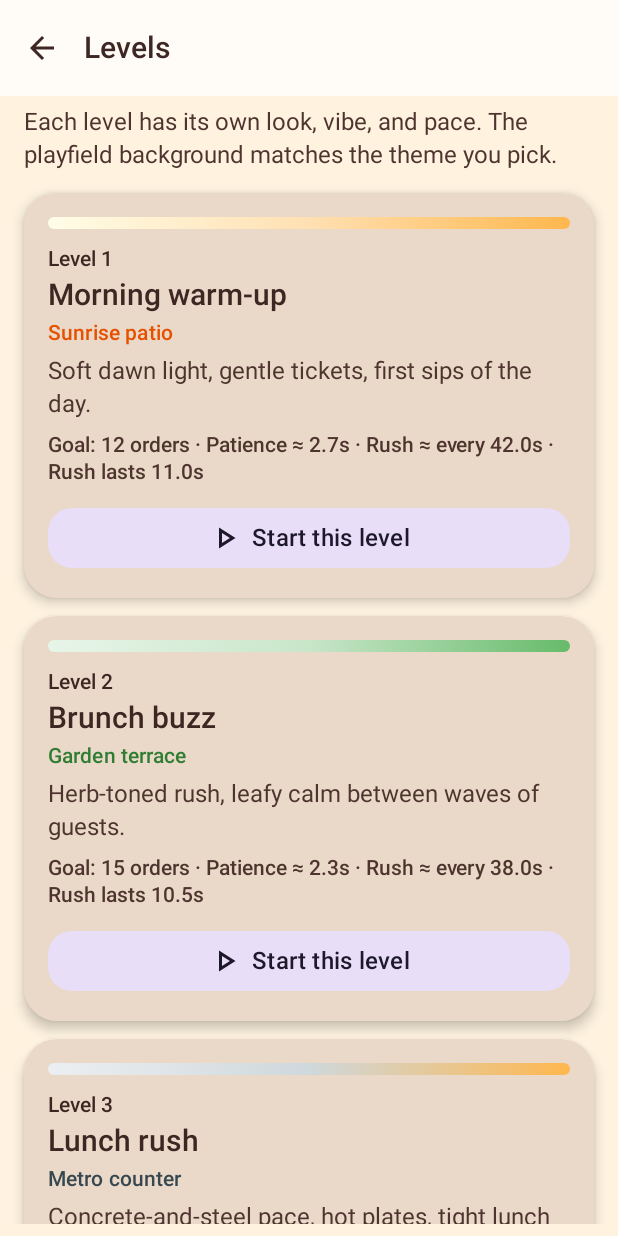
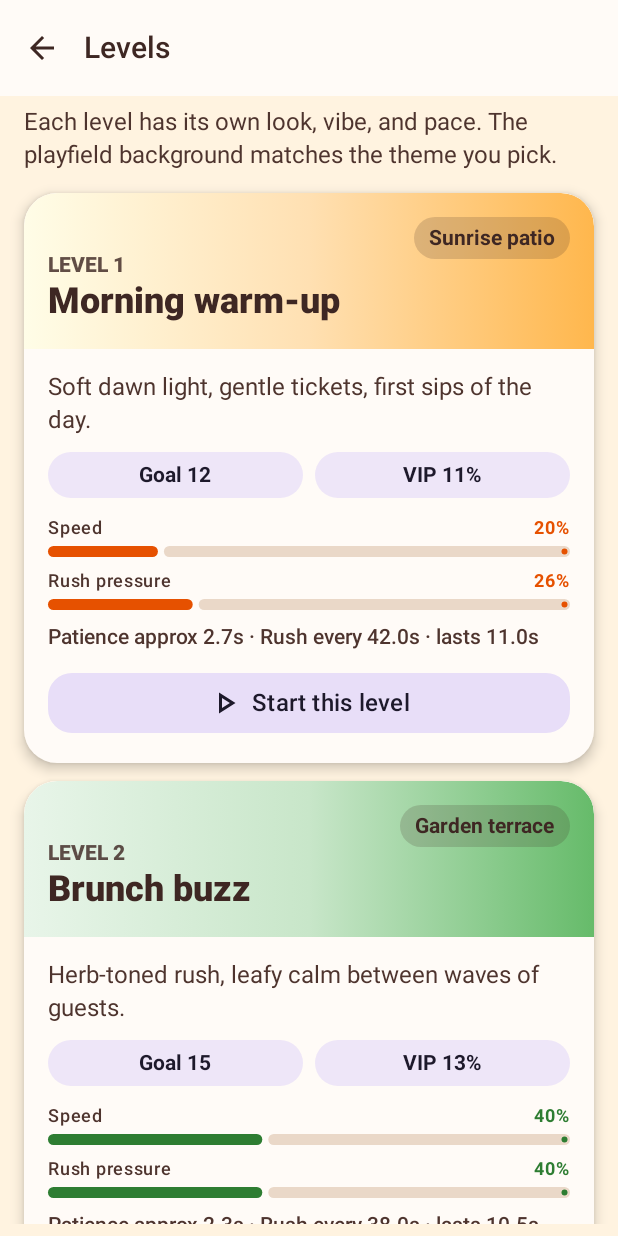
Before and after one commit to chalamalik18/TapCafeRush, an Android app built with Jetpack Compose: the LevelSelectScreen screen opened through its navigation route, on a phone screen of 412 x 824 dp. Run offline under Robolectric (Android 15) with nearby library versions, the phone set to English and light mode, and no system bars.

Commit message:
Update executionHistory.bin

```diff
--- a/app/build.gradle.kts
+++ b/app/build.gradle.kts
@@ -12,8 +12,8 @@ android {
         applicationId = "xyz.tapcaferush.jglsrc"
         minSdk = 30
         targetSdk = 36
-        versionCode = 1
-        versionName = "1.0"
+        versionCode = 2
+        versionName = "2.0"
 
         testInstrumentationRunner = "androidx.test.runner.AndroidJUnitRunner"
     }
--- a/app/src/main/java/xyz/tapcaferush/jglsrc/ui/screens/GameScreen.kt
+++ b/app/src/main/java/xyz/tapcaferush/jglsrc/ui/screens/GameScreen.kt
@@ -60,12 +60,12 @@ import androidx.compose.ui.unit.sp
 import androidx.lifecycle.compose.collectAsStateWithLifecycle
 import androidx.lifecycle.viewmodel.compose.viewModel
 import androidx.navigation.NavHostController
+import xyz.tapcaferush.jglsrc.TapCafeApp
 import xyz.tapcaferush.jglsrc.game.Drink
 import xyz.tapcaferush.jglsrc.game.GameUiState
 import xyz.tapcaferush.jglsrc.game.GameViewModel
 import xyz.tapcaferush.jglsrc.game.TrailDot
 import xyz.tapcaferush.jglsrc.navigation.Routes
-import xyz.tapcaferush.jglsrc.TapCafeApp
 import xyz.tapcaferush.jglsrc.ui.theme.LevelBackdrops
 import kotlin.math.ceil
 
--- a/app/src/main/java/xyz/tapcaferush/jglsrc/ui/screens/HomeScreen.kt
+++ b/app/src/main/java/xyz/tapcaferush/jglsrc/ui/screens/HomeScreen.kt
@@ -29,6 +29,7 @@ import androidx.compose.ui.Alignment
 import androidx.compose.ui.Modifier
 import androidx.compose.ui.draw.clip
 import androidx.compose.ui.graphics.Brush
+import androidx.compose.ui.text.font.FontWeight
 import androidx.compose.ui.text.style.TextAlign
 import androidx.compose.ui.unit.dp
 import androidx.navigation.NavHostController
@@ -105,6 +106,15 @@ fun HomeScreen(nav: NavHostController) {
                         color = MaterialTheme.colorScheme.onSurfaceVariant,
                         textAlign = TextAlign.Center
                     )
+                    Spacer(modifier = Modifier.height(16.dp))
+                    Row(
+                        modifier = Modifier.fillMaxWidth(),
+                        horizontalArrangement = Arrangement.spacedBy(8.dp)
+                    ) {
+                        FeaturePill("Rush", Modifier.weight(1f))
+                        FeaturePill("VIP", Modifier.weight(1f))
+                        FeaturePill("Fever", Modifier.weight(1f))
+                    }
                 }
             }
             Spacer(modifier = Modifier.height(26.dp))
@@ -147,6 +157,61 @@ fun HomeScreen(nav: NavHostController) {
                     )
                 }
             }
+            Spacer(modifier = Modifier.height(16.dp))
+            Surface(
+                tonalElevation = 2.dp,
+                shape = RoundedCornerShape(22.dp),
+                color = MaterialTheme.colorScheme.surface.copy(alpha = 0.74f),
+                modifier = Modifier.fillMaxWidth()
+            ) {
+                Row(
+                    modifier = Modifier.padding(horizontal = 16.dp, vertical = 14.dp),
+                    horizontalArrangement = Arrangement.spacedBy(10.dp)
+                ) {
+                    MiniStat("5", "shifts", Modifier.weight(1f))
+                    MiniStat("3", "drinks", Modifier.weight(1f))
+                    MiniStat("24", "combo cap", Modifier.weight(1f))
+                }
+            }
         }
     }
 }
+
+@Composable
+private fun FeaturePill(label: String, modifier: Modifier = Modifier) {
+    Surface(
+        modifier = modifier,
+        shape = RoundedCornerShape(999.dp),
+        color = AmberGlow.copy(alpha = 0.38f)
+    ) {
+        Text(
+            text = label,
+            style = MaterialTheme.typography.labelLarge,
+            fontWeight = FontWeight.Bold,
+            color = EspressoBrown,
+            textAlign = TextAlign.Center,
+            modifier = Modifier.padding(horizontal = 10.dp, vertical = 8.dp)
+        )
+    }
+}
+
+@Composable
+private fun MiniStat(value: String, label: String, modifier: Modifier = Modifier) {
+    Column(
+        modifier = modifier,
+        horizontalAlignment = Alignment.CenterHorizontally
+    ) {
+        Text(
+            text = value,
+            style = MaterialTheme.typography.headlineSmall,
+            fontWeight = FontWeight.Black,
+            color = EspressoBrown
+        )
+        Text(
+            text = label,
+            style = MaterialTheme.typography.labelMedium,
+            color = MaterialTheme.colorScheme.onSurfaceVariant,
+            textAlign = TextAlign.Center
+        )
+    }
+}
--- a/app/src/main/java/xyz/tapcaferush/jglsrc/ui/screens/LevelSelectScreen.kt
+++ b/app/src/main/java/xyz/tapcaferush/jglsrc/ui/screens/LevelSelectScreen.kt
@@ -22,14 +22,17 @@ import androidx.compose.material3.ExperimentalMaterial3Api
 import androidx.compose.material3.FilledTonalButton
 import androidx.compose.material3.Icon
 import androidx.compose.material3.IconButton
+import androidx.compose.material3.LinearProgressIndicator
 import androidx.compose.material3.MaterialTheme
 import androidx.compose.material3.Scaffold
+import androidx.compose.material3.Surface
 import androidx.compose.material3.Text
 import androidx.compose.material3.TopAppBar
 import androidx.compose.material3.TopAppBarDefaults
 import androidx.compose.runtime.Composable
 import androidx.compose.ui.Alignment
 import androidx.compose.ui.Modifier
+import androidx.compose.ui.graphics.Color
 import androidx.compose.ui.text.font.FontWeight
 import androidx.compose.ui.text.style.TextAlign
 import androidx.compose.ui.unit.dp
@@ -92,54 +95,76 @@ private fun LevelCard(level: CafeLevel, onPlay: () -> Unit) {
         modifier = Modifier.fillMaxWidth(),
         shape = RoundedCornerShape(22.dp),
         elevation = CardDefaults.cardElevation(defaultElevation = 5.dp),
-        colors = CardDefaults.cardColors(containerColor = MaterialTheme.colorScheme.surfaceVariant)
+        colors = CardDefaults.cardColors(containerColor = MaterialTheme.colorScheme.surface)
     ) {
-        Column(modifier = Modifier.padding(16.dp)) {
+        Column {
             Box(
                 modifier = Modifier
                     .fillMaxWidth()
-                    .height(8.dp)
+                    .height(104.dp)
                     .background(
                         brush = LevelBackdrops.horizontalBrush(level.id),
-                        shape = RoundedCornerShape(6.dp)
+                        shape = RoundedCornerShape(topStart = 22.dp, topEnd = 22.dp)
                     )
+                    .padding(16.dp)
+            ) {
+                Column(modifier = Modifier.align(Alignment.BottomStart)) {
+                    Text(
+                        text = "LEVEL ${level.id}",
+                        style = MaterialTheme.typography.labelLarge,
+                        fontWeight = FontWeight.Black,
+                        color = headerTextColor(level.id).copy(alpha = 0.82f)
                     )
-            Spacer(modifier = Modifier.height(12.dp))
-            Row(
-                modifier = Modifier.fillMaxWidth(),
-                horizontalArrangement = Arrangement.SpaceBetween,
-                verticalAlignment = Alignment.CenterVertically
-            ) {
-                Column(modifier = Modifier.weight(1f)) {
-                    Text(
-                        text = "Level ${level.id}",
-                        style = MaterialTheme.typography.labelLarge,
-                        color = MaterialTheme.colorScheme.primary
-                    )
-                    Spacer(modifier = Modifier.height(4.dp))
                     Text(
                         text = level.title,
-                        style = MaterialTheme.typography.titleLarge,
-                        color = MaterialTheme.colorScheme.onSurface
+                        style = MaterialTheme.typography.headlineSmall,
+                        fontWeight = FontWeight.Black,
+                        color = headerTextColor(level.id)
                     )
-                    Spacer(modifier = Modifier.height(4.dp))
+                }
+                Surface(
+                    shape = RoundedCornerShape(999.dp),
+                    color = headerTextColor(level.id).copy(alpha = 0.18f),
+                    modifier = Modifier.align(Alignment.TopEnd)
+                ) {
                     Text(
                         text = level.themeLabel,
-                        style = MaterialTheme.typography.titleSmall,
-                        fontWeight = FontWeight.SemiBold,
-                        color = LevelBackdrops.accentFor(level.id)
+                        style = MaterialTheme.typography.labelLarge,
+                        fontWeight = FontWeight.Bold,
+                        color = headerTextColor(level.id),
+                        modifier = Modifier.padding(horizontal = 10.dp, vertical = 6.dp)
                     )
-                    Spacer(modifier = Modifier.height(6.dp))
+                }
+            }
+            Column(modifier = Modifier.padding(16.dp)) {
                 Text(
                     text = level.tagline,
                     style = MaterialTheme.typography.bodyLarge,
                     color = MaterialTheme.colorScheme.onSurfaceVariant
                 )
+                Spacer(modifier = Modifier.height(12.dp))
+                Row(
+                    modifier = Modifier.fillMaxWidth(),
+                    horizontalArrangement = Arrangement.spacedBy(8.dp)
+                ) {
+                    InfoChip("Goal ${level.targetOrders}", Modifier.weight(1f))
+                    InfoChip("VIP ${(level.vipChance * 100).toInt()}%", Modifier.weight(1f))
                 }
-            }
+                Spacer(modifier = Modifier.height(12.dp))
+                PaceMeter(
+                    label = "Speed",
+                    value = (level.id / CafeLevel.ALL.size.toFloat()).coerceIn(0.18f, 1f),
+                    color = LevelBackdrops.accentFor(level.id)
+                )
+                Spacer(modifier = Modifier.height(8.dp))
+                PaceMeter(
+                    label = "Rush pressure",
+                    value = ((CafeLevel.ALL.size - level.rushIntervalMs / 10_000f) / 3.0f).coerceIn(0.2f, 1f),
+                    color = LevelBackdrops.accentFor(level.id)
+                )
                 Spacer(modifier = Modifier.height(10.dp))
                 Text(
-                text = "Goal: ${level.targetOrders} orders · Patience ≈ ${(level.baseOrderMs * 0.5f / 1000f).formatOne()}s · Rush ≈ every ${(level.rushIntervalMs / 1000f).formatOne()}s · Rush lasts ${(level.rushDurationMs / 1000f).formatOne()}s",
+                    text = "Patience approx ${(level.baseOrderMs * 0.5f / 1000f).formatOne()}s · Rush every ${(level.rushIntervalMs / 1000f).formatOne()}s · lasts ${(level.rushDurationMs / 1000f).formatOne()}s",
                     style = MaterialTheme.typography.labelLarge,
                     color = MaterialTheme.colorScheme.onSurfaceVariant
                 )
@@ -159,5 +184,57 @@ private fun LevelCard(level: CafeLevel, onPlay: () -> Unit) {
             }
         }
     }
+}
+
+@Composable
+private fun InfoChip(text: String, modifier: Modifier = Modifier) {
+    Surface(
+        modifier = modifier,
+        shape = RoundedCornerShape(999.dp),
+        color = MaterialTheme.colorScheme.secondaryContainer.copy(alpha = 0.72f)
+    ) {
+        Text(
+            text = text,
+            style = MaterialTheme.typography.labelLarge,
+            fontWeight = FontWeight.Bold,
+            color = MaterialTheme.colorScheme.onSecondaryContainer,
+            textAlign = TextAlign.Center,
+            modifier = Modifier.padding(horizontal = 10.dp, vertical = 7.dp)
+        )
+    }
+}
+
+@Composable
+private fun PaceMeter(label: String, value: Float, color: Color) {
+    Column(verticalArrangement = Arrangement.spacedBy(4.dp)) {
+        Row(
+            modifier = Modifier.fillMaxWidth(),
+            horizontalArrangement = Arrangement.SpaceBetween
+        ) {
+            Text(
+                text = label,
+                style = MaterialTheme.typography.labelMedium,
+                color = MaterialTheme.colorScheme.onSurfaceVariant
+            )
+            Text(
+                text = "${(value * 100).toInt()}%",
+                style = MaterialTheme.typography.labelMedium,
+                fontWeight = FontWeight.Bold,
+                color = color
+            )
+        }
+        LinearProgressIndicator(
+            progress = { value },
+            modifier = Modifier
+                .fillMaxWidth()
+                .height(7.dp),
+            color = color,
+            trackColor = MaterialTheme.colorScheme.surfaceVariant
+        )
+    }
+}
+
+private fun headerTextColor(levelId: Int): Color =
+    if (levelId == 5) Color.White else Color(0xFF3E2723)
 
 private fun Float.formatOne(): String = "%.1f".format(this)
```
Lines whose indentation alone changed are shown as unchanged.
